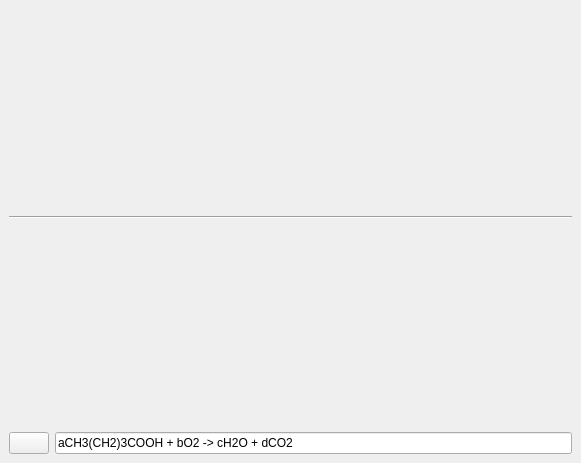
Before: the Qt Designer form src/equationview.ui in KDE/kalzium, drawn with Qt 5.
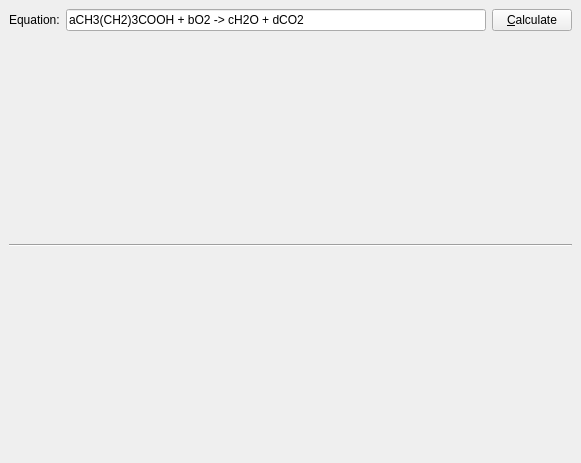
After: the same form once the commit is applied. Custom widgets are drawn as their Qt base class.

Commit message: * Applying several ideas how to improve the dialog

```diff
--- a/src/equationview.ui
+++ b/src/equationview.ui
@@ -19,28 +19,77 @@
    <property name="spacing" >
     <number>6</number>
    </property>
-   <item row="1" column="0" colspan="2" >
+   <item row="0" column="0" >
+    <layout class="QHBoxLayout" >
+     <property name="margin" >
+      <number>0</number>
+     </property>
+     <property name="spacing" >
+      <number>6</number>
+     </property>
+     <item>
+      <widget class="QLabel" name="label" >
+       <property name="text" >
+        <string>Equation:</string>
+       </property>
+      </widget>
+     </item>
+     <item>
+      <widget class="KLineEdit" name="lineEdit" >
+       <property name="sizePolicy" >
+        <sizepolicy>
+         <hsizetype>7</hsizetype>
+         <vsizetype>0</vsizetype>
+         <horstretch>0</horstretch>
+         <verstretch>0</verstretch>
+        </sizepolicy>
+       </property>
+       <property name="minimumSize" >
+        <size>
+         <width>200</width>
+         <height>0</height>
+        </size>
+       </property>
+       <property name="toolTip" >
+        <string>Enter the equation you want to balance in this field.</string>
+       </property>
+       <property name="whatsThis" >
+        <string>Enter the equation you want to balance in this field.</string>
+       </property>
+       <property name="text" >
+        <string>aCH3(CH2)3COOH + bO2 -> cH2O + dCO2</string>
+       </property>
+       <property name="urlDropsEnabled" >
+        <bool>false</bool>
+       </property>
+       <property name="showClearButton" stdset="0" >
+        <bool>true</bool>
+       </property>
+      </widget>
+     </item>
+     <item>
+      <widget class="KPushButton" name="calculateButton" >
+       <property name="toolTip" >
+        <string>If you press this button the equation on the left will be balanced.</string>
+       </property>
+       <property name="whatsThis" >
+        <string>If you press this button the equation on the left will be balanced.</string>
+       </property>
+       <property name="text" >
+        <string>&amp;Calculate</string>
+       </property>
+      </widget>
+     </item>
+    </layout>
+   </item>
+   <item row="2" column="0" >
     <widget class="Line" name="line" >
      <property name="orientation" >
       <enum>Qt::Horizontal</enum>
      </property>
     </widget>
    </item>
-   <item row="3" column="1" >
-    <widget class="QLineEdit" name="lineEdit" >
-     <property name="text" >
-      <string>aCH3(CH2)3COOH + bO2 -> cH2O + dCO2</string>
-     </property>
-    </widget>
-   </item>
-   <item row="3" column="0" >
-    <widget class="QPushButton" name="pushButton" >
-     <property name="text" >
-      <string/>
-     </property>
-    </widget>
-   </item>
-   <item row="0" column="0" colspan="2" >
+   <item row="1" column="0" >
     <widget class="QLabel" name="question_label" >
      <property name="text" >
       <string/>
@@ -50,7 +99,7 @@
      </property>
     </widget>
    </item>
-   <item row="2" column="0" colspan="2" >
+   <item row="3" column="0" >
     <widget class="QLabel" name="answer_label" >
      <property name="text" >
       <string/>
@@ -62,6 +111,18 @@
    </item>
   </layout>
  </widget>
+ <customwidgets>
+  <customwidget>
+   <class>KLineEdit</class>
+   <extends>QLineEdit</extends>
+   <header>klineedit.h</header>
+  </customwidget>
+  <customwidget>
+   <class>KPushButton</class>
+   <extends>QPushButton</extends>
+   <header>kpushbutton.h</header>
+  </customwidget>
+ </customwidgets>
  <resources/>
  <connections>
   <connection>
```
Left out of the diff: 19 changed lines with no effect on the pictures. The commit also changes 1 other file.
